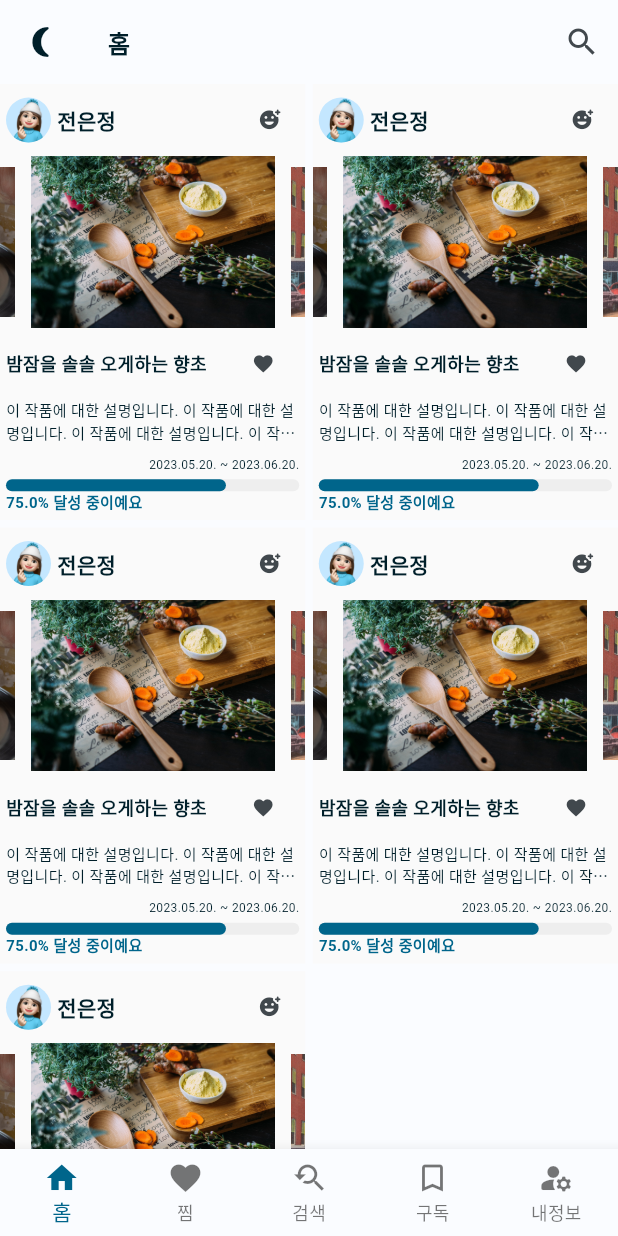
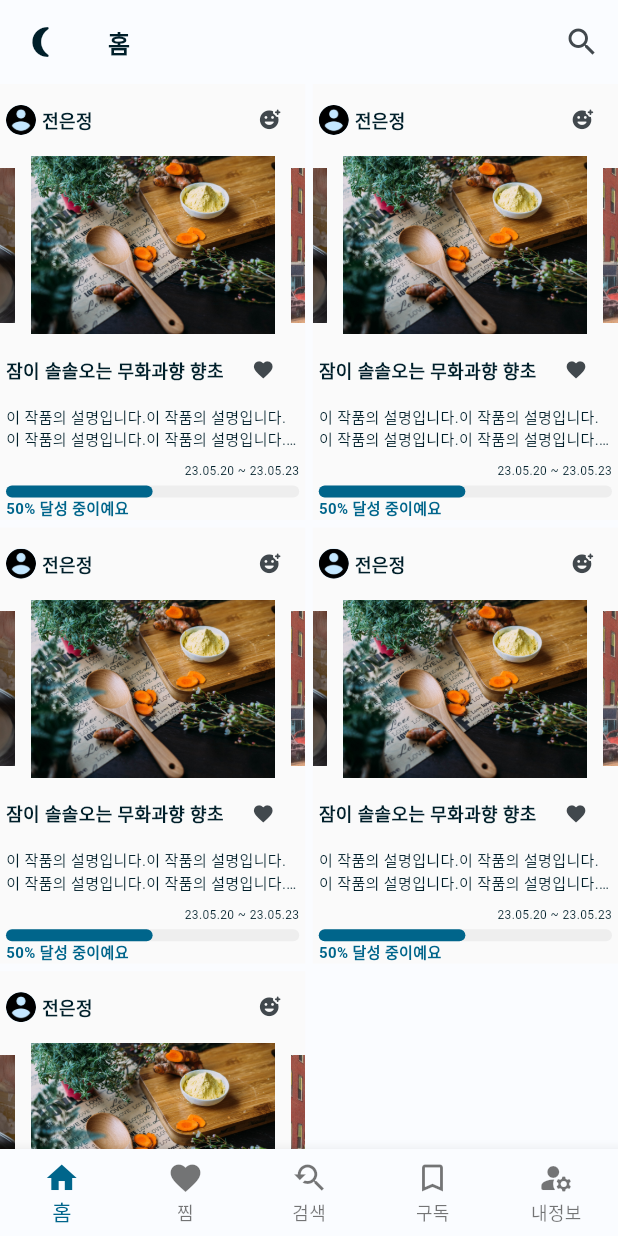
Before and after one commit to Su-Yeo/POA_FE, a Flutter app: the screen it shows after launch, on a phone screen of 412 x 824 dp. Run offline on Flutter 3.47's test engine with Material 2 defaults, Android fonts, the phone set to English and light mode, and no system bars; drawn by our look-alikes of carousel_slider; our stand-ins replace flutter_riverpod; Roboto replaces fonts that are missing (Pretendard).

```diff
--- /dev/null
+++ b/app/lib/arts/components/arts.dart
@@ -0,0 +1,237 @@
+import 'package:app/arts/components/arts_detail.dart';
+import 'package:app/common/theme/color_schemes.g.dart';
+import 'package:carousel_slider/carousel_slider.dart';
+import 'package:flutter/material.dart';
+import 'package:flutter_riverpod/flutter_riverpod.dart';
+
+class Arts extends ConsumerWidget {
+  final ValueNotifier themeNotifier;
+  final String? writerName; // 작가 이름
+  final String? writerAvater; // 작가 아바타
+  final List<String>? artUrls; // 작품 이미지
+  final int? percentage; // 펀딩 percentage
+  final String? period; // 펀딩기간
+  final String? artName; // 작품이름
+  final String? artDescription; // 작품소개
+  const Arts({
+    super.key,
+    required this.themeNotifier,
+    this.writerName = '',
+    this.writerAvater = '',
+    this.artUrls,
+    this.percentage = 0,
+    this.period = '',
+    this.artName = '',
+    this.artDescription = '',
+  });
+
+  @override
+  Widget build(BuildContext context, WidgetRef ref) {
+    final List<String> imageList = [
+      'assets/images/image1.jpg',
+      'assets/images/image2.jpg',
+      'assets/images/image3.jpg',
+    ];
+    final List<String> displayedArtUrls = artUrls ?? imageList;
+    return GestureDetector(
+      onTap: () {
+        Navigator.push(
+          context,
+          MaterialPageRoute(
+            builder: (context) => ArtsDetail(
+              writerName: writerName,
+              artName: artName,
+              artDescription: artDescription,
+              percentage: percentage,
+              period: period,
+            ),
+          ),
+        );
+      },
+      child: Container(
+        height: MediaQuery.of(context).size.height,
+        width: MediaQuery.of(context).size.width,
+        color: Colors.grey[50],
+        child: Column(
+          children: [
+            Row(
+              mainAxisAlignment: MainAxisAlignment.spaceBetween,
+              children: [
+                Row(
+                  children: [
+                    Padding(
+                      padding: const EdgeInsets.symmetric(
+                        horizontal: 4.0,
+                      ),
+                      /* 작가 아바타 */
+                      child: CircleAvatar(
+                        radius: 10,
+                        backgroundImage: AssetImage(
+                          writerAvater == ''
+                              ? 'assets/images/avatar.png'
+                              : writerAvater!,
+                        ),
+                      ),
+                    ),
+                    /* 작가 이름 */
+                    Text(
+                      writerName!,
+                      style: const TextStyle(
+                        fontSize: 12.0,
+                        fontWeight: FontWeight.bold,
+                      ),
+                    ),
+                  ],
+                ),
+                /* 버튼 */
+                IconButton(
+                  onPressed: () {},
+                  icon: const Icon(
+                    Icons.add_reaction_rounded,
+                    size: 15,
+                  ),
+                ),
+              ],
+            ),
+            Expanded(
+              child: CarouselSlider(
+                options: CarouselOptions(
+                  autoPlay: true,
+                  enlargeCenterPage: true,
+                ),
+                items: displayedArtUrls.map(
+                  (imageUrl) {
+                    return Builder(
+                      builder: (BuildContext context) {
+                        return Image.asset(
+                          imageUrl,
+                          fit: BoxFit.cover,
+                        );
+                      },
+                    );
+                  },
+                ).toList(),
+              ),
+            ),
+            Padding(
+              padding: const EdgeInsets.symmetric(horizontal: 4.0),
+              child: Row(
+                mainAxisAlignment: MainAxisAlignment.spaceBetween,
+                children: [
+                  /* 작품 이름 */
+                  Text(
+                    artName!,
+                    style: const TextStyle(
+                      fontSize: 12.0,
+                      fontWeight: FontWeight.bold,
+                    ),
+                  ),
+                  /* 좋아요 하트 */
+                  IconButton(
+                    onPressed: () {},
+                    icon: const Icon(
+                      Icons.favorite,
+                      size: 15,
+                    ),
+                  ),
+                ],
+              ),
+            ),
+            Padding(
+              padding: const EdgeInsets.only(
+                bottom: 8.0,
+                left: 4.0,
+                right: 4.0,
+              ),
+              child: Row(
+                children: [
+                  Expanded(
+                    /* 작품 설명 */
+                    child: Text(
+                      artDescription!,
+                      style: const TextStyle(
+                        fontSize: 10.0,
+                      ),
+                      maxLines: 2,
+                      overflow: TextOverflow.ellipsis,
+                    ),
+                  ),
+                ],
+              ),
+            ),
+            /* 펀딩 상황 */
+            Row(
+              children: [
+                Expanded(
+                  child: Padding(
+                    padding: const EdgeInsets.symmetric(horizontal: 4.0),
+                    child: fundingStatusBar(percentage!, period!, context),
+                  ),
+                ),
+              ],
+            ),
+          ],
+        ),
+      ),
+    );
+  }
+
+  Widget fundingStatusBar(int percentage, String period, BuildContext context) {
+    return Column(
+      crossAxisAlignment: CrossAxisAlignment.start,
+      children: [
+        Row(
+          mainAxisAlignment: MainAxisAlignment.end,
+          children: [
+            Padding(
+              padding: const EdgeInsets.only(bottom: 4.0),
+              child: Text(
+                period == '' ? '펀딩 기간이 아닙니다' : period,
+                style: TextStyle(
+                  fontSize: 8.0,
+                ),
+              ),
+            ),
+          ],
+        ),
+        Column(
+          crossAxisAlignment: CrossAxisAlignment.start,
+          children: [
+            Container(
+              width: MediaQuery.of(context).size.width,
+              height: 8.0,
+              decoration: BoxDecoration(
+                color: Colors.grey[200],
+                borderRadius: BorderRadius.circular(8.0 / 2),
+              ),
+              child: FractionallySizedBox(
+                alignment: Alignment.bottomLeft,
+                widthFactor: percentage / 100,
+                child: Container(
+                  decoration: BoxDecoration(
+                    color: themeNotifier.value == ThemeMode.light
+                        ? lightColorScheme.primary
+                        : darkColorScheme.primary,
+                    borderRadius: BorderRadius.circular(20.0 / 2),
+                  ),
+                ),
+              ),
+            ),
+            Text(
+              percentage == 0
+                  ? '펀딩 작품이 아닙니다.'
+                  : '${percentage.toString()}% 달성 중이예요',
+              style: TextStyle(
+                fontSize: 10.0,
+                fontWeight: FontWeight.bold,
+                color: themeNotifier.value == ThemeMode.light
+                    ? lightColorScheme.primary
+                    : darkColorScheme.primary,
+              ),
+            ),
+          ],
+        ),
+      ],
+    );
+  }
+}
--- /dev/null
+++ b/app/lib/arts/components/arts_detail.dart
@@ -0,0 +1,56 @@
+import 'package:flutter/material.dart';
+import 'package:flutter_riverpod/flutter_riverpod.dart';
+
+class ArtsDetail extends ConsumerWidget {
+  final String? writerName;
+  final String? artName;
+  final String? artDescription;
+  final int? percentage;
+  final String? period;
+
+  const ArtsDetail({
+    Key? key,
+    this.writerName,
+    this.artName,
+    this.artDescription,
+    this.percentage,
+    this.period,
+  }) : super(key: key);
+
+  @override
+  Widget build(BuildContext context, WidgetRef ref) {
+    return Scaffold(
+      appBar: AppBar(
+        title: Text('Art Detail'),
+      ),
+      body: Container(
+        padding: EdgeInsets.all(16.0),
+        child: Column(
+          crossAxisAlignment: CrossAxisAlignment.start,
+          children: [
+            Text(
+              'Writer: $writerName',
+              style: TextStyle(fontSize: 18.0, fontWeight: FontWeight.bold),
+            ),
+            Text(
+              'Art Name: $artName',
+              style: TextStyle(fontSize: 16.0),
+            ),
+            Text(
+              'Description: $artDescription',
+              style: TextStyle(fontSize: 14.0),
+            ),
+            Text(
+              'Percentage: $percentage',
+              style: TextStyle(fontSize: 14.0),
+            ),
+            Text(
+              'Period: $period',
+              style: TextStyle(fontSize: 14.0),
+            ),
+          ],
+        ),
+      ),
+    );
+  }
+}
--- a/app/lib/common/components/arts.dart
+++ /dev/null
@@ -1,221 +0,0 @@
-import 'package:app/common/theme/color_schemes.g.dart';
-import 'package:carousel_slider/carousel_slider.dart';
-import 'package:flutter/material.dart';
-import 'package:flutter_riverpod/flutter_riverpod.dart';
-
-class Arts extends ConsumerWidget {
-  final ValueNotifier themeNotifier;
-  const Arts({
-    super.key,
-    required this.themeNotifier,
-  });
-
-  @override
-  Widget build(BuildContext context, WidgetRef ref) {
-    final List<String> imageList = [
-      'assets/images/image1.jpg',
-      'assets/images/image2.jpg',
-      'assets/images/image3.jpg',
-    ];
-    return Container(
-      height: MediaQuery.of(context).size.height,
-      width: MediaQuery.of(context).size.width,
-      color: Colors.grey[50],
-      child: Column(
-        children: [
-          Row(
-            mainAxisAlignment: MainAxisAlignment.spaceBetween,
-            children: [
-              Row(
-                children: [
-                  Padding(
-                    padding: const EdgeInsets.symmetric(
-                      horizontal: 4.0,
-                    ),
-                    /* 작가 아바타 */
-                    child: CircleAvatar(
-                      radius: 15,
-                      backgroundImage: AssetImage(
-                        'assets/images/avatar14.png',
-                      ),
-                    ),
-                  ),
-                  /* 작가 이름 */
-                  Text(
-                    '전은정',
-                    style: TextStyle(
-                      fontSize: 14.0,
-                      fontWeight: FontWeight.bold,
-                    ),
-                  ),
-                ],
-              ),
-              /* 버튼 */
-              IconButton(
-                onPressed: () {},
-                icon: Icon(
-                  Icons.add_reaction_rounded,
-                  size: 15,
-                ),
-              ),
-            ],
-          ),
-          Row(
-            children: [
-              Expanded(
-                /* 작품 사진 */
-                child: CarouselSlider(
-                  options: CarouselOptions(
-                    autoPlay: true,
-                    enlargeCenterPage: true,
-                  ),
-                  items: imageList.map((imageUrl) {
-                    return Builder(
-                      builder: (BuildContext context) {
-                        return Image.asset(
-                          imageUrl,
-                          fit: BoxFit.cover,
-                        );
-                      },
-                    );
-                  }).toList(),
-                ),
-              ),
-            ],
-          ),
-          Padding(
-            padding: const EdgeInsets.symmetric(horizontal: 4.0),
-            child: Row(
-              mainAxisAlignment: MainAxisAlignment.spaceBetween,
-              children: [
-                /* 작품 이름 */
-                Text(
-                  '밤잠을 솔솔 오게하는 향초',
-                  style: TextStyle(
-                    fontSize: 12.0,
-                    fontWeight: FontWeight.bold,
-                  ),
-                ),
-                /* 좋아요 하트 */
-                IconButton(
-                  onPressed: () {},
-                  icon: Icon(
-                    Icons.favorite,
-                    size: 15,
-                  ),
-                ),
-              ],
-            ),
-          ),
-          Padding(
-            padding: const EdgeInsets.only(
-              bottom: 8.0,
-              left: 4.0,
-              right: 4.0,
-            ),
-            child: Row(
-              children: [
-                Expanded(
-                  /* 작품 설명 */
-                  child: Text(
-                    '이 작품에 대한 설명입니다. 이 작품에 대한 설명입니다. 이 작품에 대한 설명입니다. 이 작품에 대한 설명입니다. 이 작품에 대한 설명입니다. 이 작품에 대한 설명입니다. 이 작품에 대한 설명입니다. 이 작품에 대한 설명입니다. 이 작품에 대한 설명입니다. 이 작품에 대한 설명입니다. 이 작품에 대한 설명입니다. 이 작품에 대한 설명입니다.',
-                    style: TextStyle(
-                      fontSize: 10.0,
-                    ),
-                    maxLines: 2,
-                    overflow: TextOverflow.ellipsis,
-                  ),
-                ),
-              ],
-            ),
-          ),
-          /* 펀딩 상황 */
-          Row(
-            children: [
-              Expanded(
-                child: Padding(
-                  padding: const EdgeInsets.symmetric(horizontal: 4.0),
-                  child: FundingStatusBar(
-                    percentage: 75,
-                    period: '2023.05.20. ~ 2023.06.20.',
-                    themeNotifier: themeNotifier,
-                  ),
-                ),
-              ),
-            ],
-          ),
-        ],
-      ),
-    );
-  }
-}
-
-class FundingStatusBar extends ConsumerWidget {
-  final double percentage;
-  final String period;
-  final ValueNotifier themeNotifier;
-  const FundingStatusBar({
-    super.key,
-    required this.percentage,
-    required this.period,
-    required this.themeNotifier,
-  });
-
-  @override
-  Widget build(BuildContext context, WidgetRef ref) {
-    return Column(
-      crossAxisAlignment: CrossAxisAlignment.start,
-      children: [
-        Row(
-          mainAxisAlignment: MainAxisAlignment.end,
-          children: [
-            Padding(
-              padding: const EdgeInsets.only(bottom: 4.0),
-              child: Text(
-                period,
-                style: TextStyle(
-                  fontSize: 8.0,
-                ),
-              ),
-            ),
-          ],
-        ),
-        Column(
-          crossAxisAlignment: CrossAxisAlignment.start,
-          children: [
-            Container(
-              width: MediaQuery.of(context).size.width,
-              height: 8.0,
-              decoration: BoxDecoration(
-                color: Colors.grey[200],
-                borderRadius: BorderRadius.circular(8.0 / 2),
-              ),
-              child: FractionallySizedBox(
-                alignment: Alignment.bottomLeft,
-                widthFactor: percentage / 100,
-                child: Container(
-                  decoration: BoxDecoration(
-                    color: themeNotifier.value == ThemeMode.light
-                        ? lightColorScheme.primary
-                        : darkColorScheme.primary,
-                    borderRadius: BorderRadius.circular(20.0 / 2),
-                  ),
-                ),
-              ),
-            ),
-            Text(
-              '${percentage.toString()}% 달성 중이예요',
-              style: TextStyle(
-                fontSize: 10.0,
-                fontWeight: FontWeight.bold,
-                color: themeNotifier.value == ThemeMode.light
-                    ? lightColorScheme.primary
-                    : darkColorScheme.primary,
-              ),
-            ),
-          ],
-        ),
-      ],
-    );
-  }
-}
--- a/app/lib/common/views/base_screen.dart
+++ b/app/lib/common/views/base_screen.dart
@@ -1,4 +1,4 @@
-import 'package:app/common/components/arts.dart';
+import 'package:app/arts/components/arts.dart';
 import 'package:app/common/components/custom_text_field.dart';
 import 'package:app/common/layout/base_layout.dart';
 import 'package:app/common/theme/color_schemes.g.dart';
--- a/app/lib/home/views/home_screen.dart
+++ b/app/lib/home/views/home_screen.dart
@@ -1,4 +1,4 @@
-import 'package:app/common/components/arts.dart';
+import 'package:app/arts/components/arts.dart';
 import 'package:flutter/material.dart';
 import 'package:flutter/src/widgets/framework.dart';
 import 'package:flutter/src/widgets/placeholder.dart';
@@ -44,6 +44,12 @@ class _HomeScreenState extends ConsumerState<HomeScreen> {
         (BuildContext context, int index) {
           return Arts(
             themeNotifier: widget.themeNotifier,
+            writerName: '전은정',
+            artName: '잠이 솔솔오는 무화과향 향초',
+            artDescription:
+                '이 작품의 설명입니다.이 작품의 설명입니다.이 작품의 설명입니다.이 작품의 설명입니다.이 작품의 설명입니다.이 작품의 설명입니다.이 작품의 설명입니다.이 작품의 설명입니다.이 작품의 설명입니다.이 작품의 설명입니다.이 작품의 설명입니다.이 작품의 설명입니다.이 작품의 설명입니다.이 작품의 설명입니다.이 작품의 설명입니다.이 작품의 설명입니다.이 작품의 설명입니다.',
+            percentage: 50,
+            period: '23.05.20 ~ 23.05.23',
           );
         },
         childCount: 5, // 전체 위젯 수
```
Also changed, not shown: app/assets/images/avatar.png (added).
